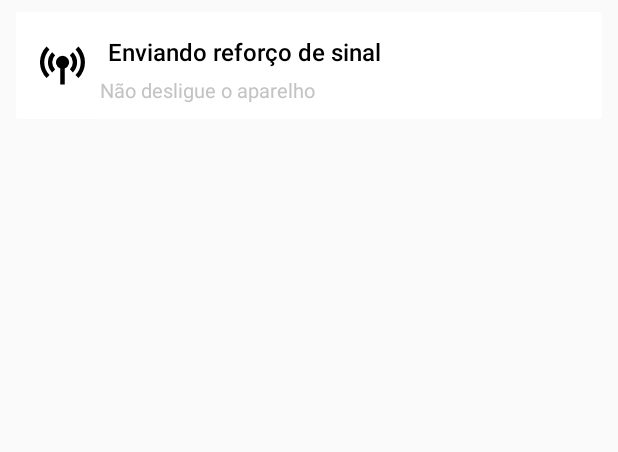
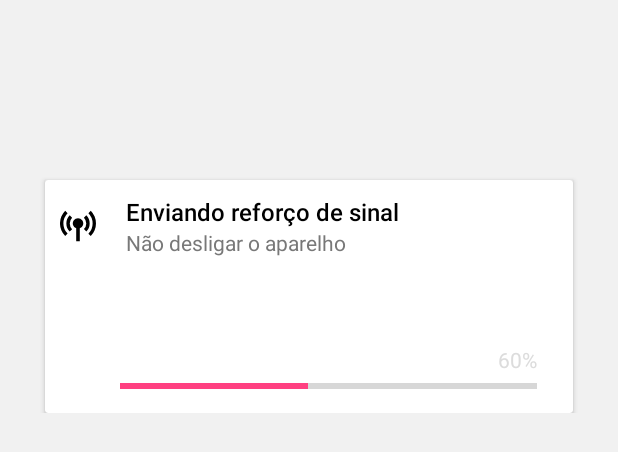
Before and after one commit to lreisdeandrade/Claro_Hackaton_Android, an Android app: the layout activity_result_tv.xml on its own in the app's theme, with its tools: preview values and no code run, on a phone screen of 412 x 824 dp. Shown: the top 452 px of the screen. Run offline under Robolectric (Android 15) with nearby library versions, the phone set to English and light mode, and no system bars.

Commit message:
setup response activity flux, anim

```diff
--- a/app/build.gradle
+++ b/app/build.gradle
@@ -50,6 +50,8 @@ dependencies {
     annotationProcessor "org.androidannotations:androidannotations:$AAVersion"
     compile "org.androidannotations:androidannotations-api:$AAVersion"
 
+    compile 'com.github.bumptech.glide:glide:3.6.1'
+
     //Timber
     implementation "com.jakewharton.timber:timber:$timber_version"
     // Timezone
--- a/app/src/main/res/layout/activity_main.xml
+++ b/app/src/main/res/layout/activity_main.xml
@@ -18,11 +18,11 @@
             android:orientation="vertical">
 
             <ImageView
+                android:id="@+id/img_signal_consulting"
                 android:layout_width="match_parent"
                 android:layout_height="200dp"
                 android:layout_marginBottom="10dp"
-                android:gravity="center_vertical"
-                android:src="@drawable/signal_tv_icon" />
+                android:gravity="center_vertical" />
 
             <TextView
                 android:layout_width="match_parent"
--- a/app/src/main/res/layout/activity_result_tv.xml
+++ b/app/src/main/res/layout/activity_result_tv.xml
@@ -4,51 +4,88 @@
     xmlns:tools="http://schemas.android.com/tools"
     android:id="@+id/base"
     android:layout_width="match_parent"
-    android:layout_height="match_parent">
+    android:layout_height="match_parent"
+    android:background="#f1f1f1">
+
+
+    <RelativeLayout
+        android:id="@+id/rl_signal_status"
+        android:layout_width="match_parent"
+        android:layout_height="100dp"
+        android:layout_marginStart="30dp">
+
+        <ImageView
+            android:id="@+id/signal_status_img"
+            android:layout_width="40dp"
+            android:layout_height="40dp"
+            android:layout_alignParentStart="true"
+            android:layout_centerVertical="true" />
+
+
+        <TextView
+            android:id="@+id/status_tv_label"
+            android:layout_width="wrap_content"
+            android:layout_height="wrap_content"
+            android:layout_alignTop="@+id/signal_status_img"
+            android:layout_marginStart="10dp"
+            android:layout_toEndOf="@+id/signal_status_img"
+            android:fontFamily="sans-serif-medium"
+            android:textColor="@android:color/black"
+            android:textSize="16sp" />
+
+        <TextView
+            android:id="@+id/status_tv_sub_label"
+            android:layout_width="wrap_content"
+            android:layout_height="wrap_content"
+            android:layout_below="@+id/status_tv_label"
+            android:layout_marginStart="10dp"
+            android:layout_toEndOf="@+id/signal_status_img"
+            android:fontFamily="sans-serif"
+            android:textColor="@color/cinzaSubTitulo"
+            android:textSize="14sp" />
+
+
+    </RelativeLayout>
+
+    <RelativeLayout
+        android:id="@+id/rl_card_reforco_signal"
+        android:layout_width="match_parent"
+        android:layout_height="wrap_content"
+        android:layout_below="@id/rl_signal_status">
 
         <android.support.v7.widget.CardView
-        android:id="@+id/region_card_view"
+            android:id="@+id/card_view"
             android:layout_width="match_parent"
             android:layout_height="wrap_content"
-        android:layout_marginEnd="8dp"
-        android:layout_marginStart="8dp"
-        android:layout_marginTop="4dp"
-        android:clickable="true"
-        android:foreground="?android:attr/selectableItemBackground"
-        card_view:cardElevation="1sp"
-        card_view:cardUseCompatPadding="true">
+            android:layout_alignParentTop="true"
+            android:layout_centerHorizontal="true"
+            android:layout_gravity="center"
+            android:layout_marginEnd="30dp"
+            android:layout_marginStart="30dp"
+            android:layout_marginTop="20dp"
+            card_view:cardCornerRadius="2dp"
+            card_view:contentPadding="10dp">
+
 
             <RelativeLayout
                 android:layout_width="match_parent"
-            android:layout_height="match_parent">
+                android:layout_height="wrap_content">
 
                 <ImageView
-                android:id="@+id/ic_location"
-                android:layout_width="30dp"
-                android:layout_height="30dp"
+                    android:id="@+id/reforco_img"
+                    android:layout_width="wrap_content"
+                    android:layout_height="wrap_content"
                     android:layout_centerVertical="true"
-                android:layout_marginStart="16sp"
                     android:src="@drawable/ic_signal" />
 
-
-            <LinearLayout
-                android:id="@+id/ln_city"
-                android:layout_width="wrap_content"
-                android:layout_height="wrap_content"
-                android:layout_alignParentEnd="true"
-                android:layout_marginBottom="10dp"
-                android:layout_marginStart="10dp"
-                android:layout_marginTop="10dp"
-                android:layout_toRightOf="@+id/ic_location"
-                android:orientation="vertical">
 
                 <TextView
                     android:id="@+id/reforco_label"
                     android:layout_width="wrap_content"
                     android:layout_height="wrap_content"
-                    android:layout_margin="5dp"
+                    android:layout_marginStart="20dp"
+                    android:layout_toRightOf="@id/reforco_img"
                     android:fontFamily="sans-serif-medium"
-                    android:maxLines="2"
                     android:text="Enviando reforço de sinal"
                     android:textColor="@android:color/black"
                     android:textSize="16sp" />
@@ -57,25 +94,49 @@
                     android:id="@+id/reforco_sub_label"
                     android:layout_width="wrap_content"
                     android:layout_height="wrap_content"
-                    android:fontFamily="sans-serif"
-                    android:maxLines="2"
-                    android:text="Não desligue o aparelho"
-                    android:textColor="@color/cinza"
-                    android:textSize="13sp" />
+                    android:layout_below="@id/reforco_label"
+                    android:layout_marginStart="20dp"
+                    android:layout_toRightOf="@id/reforco_img"
+                    android:text="Não desligar o aparelho"
+                    android:textColor="@color/cinzaSubTitulo"
+                    android:textSize="14sp" />
 
-            </LinearLayout>
+            </RelativeLayout>
 
-            <ImageView
-                android:id="@+id/ic_arrow_indicator"
+            <RelativeLayout
+                android:layout_width="match_parent"
+                android:layout_height="wrap_content"
+                android:layout_alignEnd="@id/reforco_img"
+                android:layout_marginStart="40dp"
+                android:layout_marginTop="100dp">
+
+
+                <TextView
+                    android:id="@+id/percent"
                     android:layout_width="wrap_content"
                     android:layout_height="wrap_content"
                     android:layout_alignParentEnd="true"
-                android:layout_centerVertical="true"
-                android:layout_gravity="center"
-                android:layout_marginRight="16dp"
-                android:layout_weight="0.17" />
+                    android:layout_marginEnd="14dp"
+                    android:layout_marginStart="20dp"
+                    android:text="60%"
+                    android:textColor="@color/cinza"
+                    android:textSize="14sp" />
 
+
+                <ProgressBar
+                    android:id="@+id/progress"
+                    style="?android:attr/progressBarStyleHorizontal"
+                    android:layout_width="match_parent"
+                    android:layout_height="wrap_content"
+                    android:layout_alignParentEnd="true"
+                    android:layout_alignParentStart="true"
+                    android:layout_below="@id/percent"
+                    android:layout_marginEnd="14dp"
+                    android:max="100"
+                    android:progress="45" />
             </RelativeLayout>
+
+
         </android.support.v7.widget.CardView>
-
     </RelativeLayout>
+</RelativeLayout>
--- a/app/src/main/res/values/colors.xml
+++ b/app/src/main/res/values/colors.xml
@@ -7,7 +7,8 @@
     <color name="azulNet">#00A4EC</color>
     <color name="azulTextClaro">#8fd5f4</color>
 
-    <color name="cinza">#c3c3c3</color>
+    <color name="cinza">#DCDCDC</color>
+    <color name="cinzaSubTitulo">#787878</color>
 
 
 </resources>
--- a/app/src/main/res/values/strings.xml
+++ b/app/src/main/res/values/strings.xml
@@ -2,6 +2,11 @@
     <string name="app_name">Claro_Hackaton_Android</string>
     <string name="consultando_seu_sinal_de_tv">Consultando seu sinal de TV</string>
 
+    <string name="tv_status_label_error">Foi identificado uma falha de sinal</string>
+    <string name="tv_status_sub_label_error">Não se preocupe, já estamos reparando</string>
+
+    <string name="tv_status_label_ok">Sinal OK</string>
+    <string name="tv_status_sub_label_ok"> Não identificamos falha no sinal de TV</string>
 
 
     <integer name="anim_duration_very_long">1500</integer>
--- a/nfcservice/src/main/java/br/com/claro/hackaton/nfcservice/model/Diagnostico.java
+++ b/nfcservice/src/main/java/br/com/claro/hackaton/nfcservice/model/Diagnostico.java
@@ -3,11 +3,13 @@ package br.com.claro.hackaton.nfcservice.model;
 import com.google.gson.annotations.Expose;
 import com.google.gson.annotations.SerializedName;
 
+import java.io.Serializable;
+
 /**
  * Created by Leandro on 22/02/2018.
  */
 
-public class Diagnostico {
+public class Diagnostico  implements Serializable {
 
     @SerializedName("codigo")
     @Expose
--- a/nfcservice/src/main/java/br/com/claro/hackaton/nfcservice/model/DiagnosticoResponse.java
+++ b/nfcservice/src/main/java/br/com/claro/hackaton/nfcservice/model/DiagnosticoResponse.java
@@ -3,11 +3,13 @@ package br.com.claro.hackaton.nfcservice.model;
 import com.google.gson.annotations.Expose;
 import com.google.gson.annotations.SerializedName;
 
+import java.io.Serializable;
+
 /**
  * Created by Leandro on 22/02/2018.
  */
 
-public class DiagnosticoResponse {
+public class DiagnosticoResponse implements Serializable {
 
     @SerializedName("code")
     @Expose
```
Also changed, not shown: app/src/main/java/br/com/claro/hackaton/android/MainActivity.java (+20 -5 lines), app/src/main/java/br/com/claro/hackaton/android/ResponseTvActivity.java (+85 -3 lines), app/src/main/res/drawable/signal_tv_offline.png (added), app/src/main/res/drawable/signal_tv_on.png (added). Lines whose indentation alone changed are shown as unchanged.
